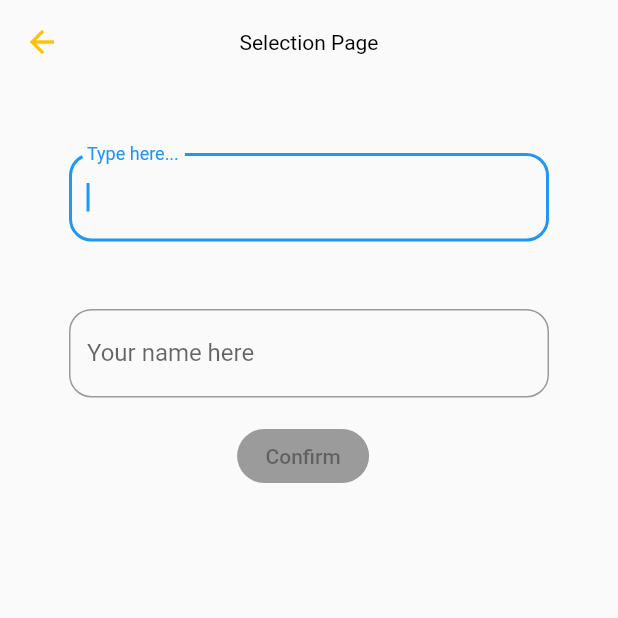
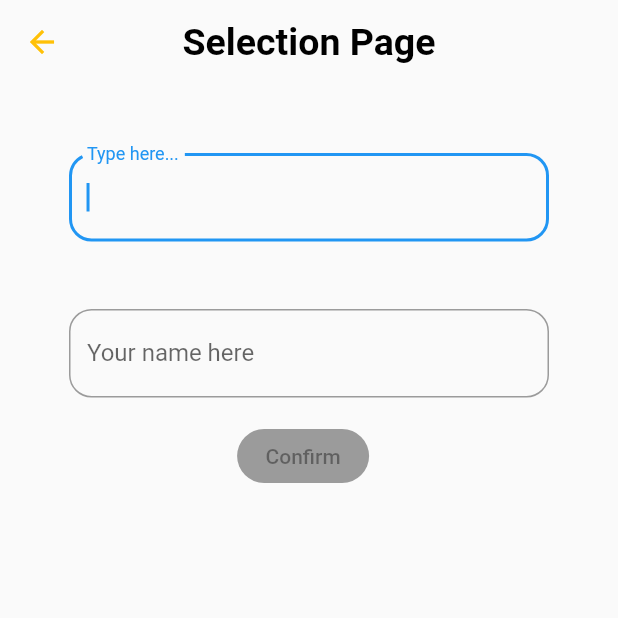
Before and after one commit to GitGud31/Randomy, a Flutter app: the SelectionPage screen opened by its route, on a phone screen of 412 x 824 dp, the top half of it. Run offline on Flutter 3.47's test engine with Material 2 defaults, Android fonts, the phone set to English and light mode, and no system bars; our stand-ins replace awesome_dialog, get.

Commit message:
updated apk, app demo gif

```diff
--- a/lib/views/selection-page.dart
+++ b/lib/views/selection-page.dart
@@ -60,7 +60,7 @@ class _SelectionPageState extends State<SelectionPage> {
               onPressed: () {
                 Get.offNamed('/MainScreen');
               }),
-          title: Text('Selection Page'),
+          title: Text('Selection Page', style: TextStyle(fontSize: 25, fontWeight: FontWeight.bold)),
           elevation: 0,
           backgroundColor: Colors.transparent,
         ),
```
